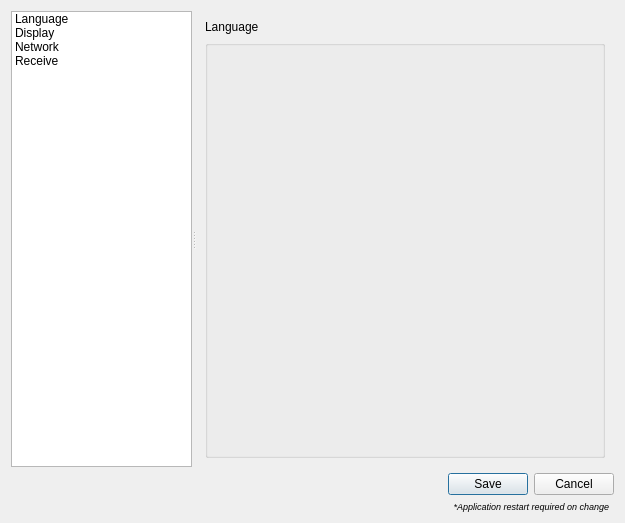
Qt form ui/preferencesdialog.ui (docsteer/sacnview) before a commit.
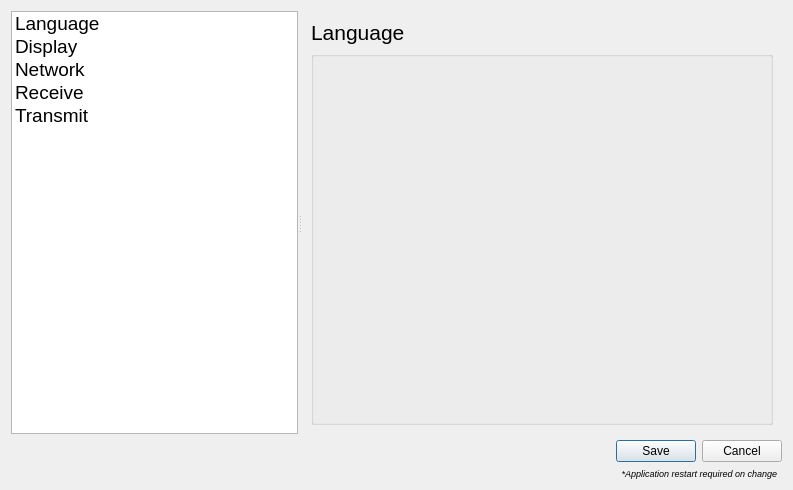
The same form after that commit. The open tabs and pages were chosen to show the change. Icons and pictures are not drawn.

Commit message: Add Icons to Preferences Selection

```diff
--- a/ui/preferencesdialog.ui
+++ b/ui/preferencesdialog.ui
@@ -6,8 +6,8 @@
    <rect>
     <x>0</x>
     <y>0</y>
-    <width>625</width>
-    <height>523</height>
+    <width>793</width>
+    <height>490</height>
    </rect>
   </property>
   <property name="sizePolicy">
@@ -36,35 +36,79 @@
       <enum>Qt::Orientation::Horizontal</enum>
      </property>
      <widget class="QListWidget" name="lwPrefCategory">
+      <property name="font">
+       <font>
+        <pointsize>14</pointsize>
+       </font>
+      </property>
+      <property name="iconSize">
+       <size>
+        <width>32</width>
+        <height>32</height>
+       </size>
+      </property>
+      <property name="spacing">
+       <number>5</number>
+      </property>
       <item>
        <property name="text">
         <string>Language</string>
        </property>
+       <property name="icon">
+        <iconset resource="../res/resources.qrc">
+         <normaloff>:/preferences/pref_language.svg</normaloff>:/preferences/pref_language.svg</iconset>
+       </property>
       </item>
       <item>
        <property name="text">
         <string>Display</string>
        </property>
+       <property name="icon">
+        <iconset resource="../res/resources.qrc">
+         <normaloff>:/preferences/pref_display.svg</normaloff>:/preferences/pref_display.svg</iconset>
+       </property>
       </item>
       <item>
        <property name="text">
         <string>Network</string>
        </property>
+       <property name="icon">
+        <iconset resource="../res/resources.qrc">
+         <normaloff>:/preferences/pref_network.svg</normaloff>:/preferences/pref_network.svg</iconset>
+       </property>
       </item>
       <item>
        <property name="text">
         <string>Receive</string>
        </property>
+       <property name="icon">
+        <iconset resource="../res/resources.qrc">
+         <normaloff>:/preferences/pref_recieve.svg</normaloff>:/preferences/pref_recieve.svg</iconset>
+       </property>
+      </item>
+      <item>
+       <property name="text">
+        <string>Transmit</string>
+       </property>
+       <property name="icon">
+        <iconset resource="../res/resources.qrc">
+         <normaloff>:/preferences/pref_transmit.svg</normaloff>:/preferences/pref_transmit.svg</iconset>
+       </property>
       </item>
      </widget>
      <widget class="QStackedWidget" name="stackedWidget">
       <property name="currentIndex">
-       <number>4</number>
+       <number>1</number>
       </property>
       <widget class="QWidget" name="page">
        <layout class="QVBoxLayout" name="verticalLayout_7">
         <item>
-         <widget class="QLabel" name="label_10">
+         <widget class="QLabel" name="label_16">
+          <property name="font">
+           <font>
+            <pointsize>16</pointsize>
+           </font>
+          </property>
           <property name="text">
            <string>Language</string>
           </property>
@@ -611,14 +655,14 @@
           </property>
          </widget>
         </item>
-        <item row="2" column="0" colspan="2">
+        <item row="2" column="1">
          <widget class="QCheckBox" name="cbTxBadPriority">
           <property name="text">
            <string>Allow Priorities to exceed 200 (E1.31:2016 6.2.3)*</string>
           </property>
          </widget>
         </item>
-        <item row="3" column="0" colspan="2">
+        <item row="3" column="1">
          <widget class="QCheckBox" name="cbTxRateOverride">
           <property name="sizePolicy">
            <sizepolicy hsizetype="Expanding" vsizetype="Expanding">
```
The commit also changes 7 other files.
